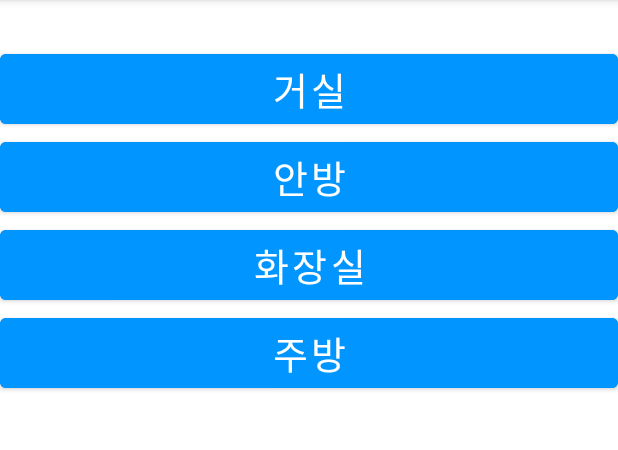
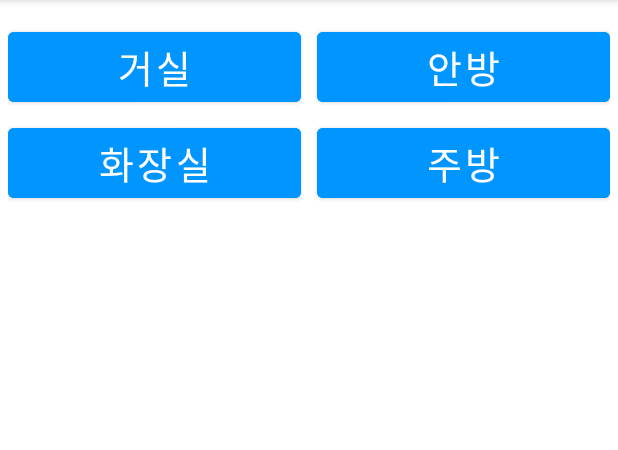
Before and after one commit to Sulfur-Parrot/senier_project, an Android app: the fragment MenuFragment shown on its own in the app's theme, on a phone screen of 412 x 824 dp, the part 84-534 px from its top. Run offline under Robolectric (Android 15) with nearby library versions, the phone set to English and light mode, and no system bars; 1 statement that could not run was skipped.

Commit message:
menufragment
메뉴프래그먼트 버튼 기능 넣기

```diff
--- a/app/src/main/java/com/example/smarthomeapp/MenuFragment.java
+++ b/app/src/main/java/com/example/smarthomeapp/MenuFragment.java
@@ -2,15 +2,79 @@ package com.example.smarthomeapp;
 
 import android.os.Bundle;
 
+import androidx.annotation.Nullable;
 import androidx.fragment.app.Fragment;
+import androidx.fragment.app.FragmentTransaction;
 
 import android.view.LayoutInflater;
 import android.view.View;
 import android.view.ViewGroup;
+import android.widget.Button;
 
 
 public class MenuFragment extends Fragment {
-    public View onCreateView(LayoutInflater inflater, ViewGroup container, Bundle savedInstanceState) {
-        return inflater.inflate(R.layout.fragment_menu, container, false);
+    private View view;
+
+    // /*
+    private Button Btn_livingroom;
+    private Button Btn_innerroom;
+    private Button Btn_lavatory;
+    private Button Btn_kitchen;
+    // */
+
+    @Nullable
+    @Override
+    public View onCreateView(@Nullable LayoutInflater inflater,
+                             @Nullable ViewGroup container,@Nullable Bundle savedInstanceState) {
+        view = inflater.inflate(R.layout.fragment_menu, container, false);
+
+        // /*
+        Btn_livingroom = view.findViewById(R.id.btn_livingroom);
+        Btn_livingroom.setOnClickListener(new View.OnClickListener() {
+            @Override
+            public void onClick(View v) {
+                FragmentTransaction transaction = getActivity().getSupportFragmentManager().beginTransaction();
+                LivingroomFragment livingroomFragment = new LivingroomFragment();
+                transaction.replace(R.id.framelayout, livingroomFragment);
+                transaction.commit();
+            }
+        });
+
+        Btn_innerroom = view.findViewById(R.id.btn_innerroom);
+        Btn_innerroom.setOnClickListener(new View.OnClickListener() {
+            @Override
+            public void onClick(View v) {
+                FragmentTransaction transaction = getActivity().getSupportFragmentManager().beginTransaction();
+                InnerroomFragment innerroomFragment = new InnerroomFragment();
+                transaction.replace(R.id.framelayout, innerroomFragment);
+                transaction.commit();
+            }
+        });
+
+        Btn_lavatory = view.findViewById(R.id.btn_lavatory);
+        Btn_lavatory.setOnClickListener(new View.OnClickListener() {
+            @Override
+            public void onClick(View v) {
+                FragmentTransaction transaction = getActivity().getSupportFragmentManager().beginTransaction();
+                LavatoryFragment lavatoryFragment = new LavatoryFragment();
+                transaction.replace(R.id.framelayout, lavatoryFragment);
+                transaction.commit();
+            }
+        });
+
+        Btn_kitchen = view.findViewById(R.id.btn_kitchen);
+        Btn_kitchen.setOnClickListener(new View.OnClickListener() {
+            @Override
+            public void onClick(View v) {
+                FragmentTransaction transaction = getActivity().getSupportFragmentManager().beginTransaction();
+                KitchenFragment kitchenFragment = new KitchenFragment();
+                transaction.replace(R.id.framelayout, kitchenFragment);
+                transaction.commit();
+            }
+        });
+        // */
+
+
+        return view;
     }
 }
--- a/app/src/main/res/layout/fragment_menu.xml
+++ b/app/src/main/res/layout/fragment_menu.xml
@@ -6,38 +6,68 @@
     tools:context=".MenuFragment"
     android:orientation="vertical">
 
-    <!-- TODO: Update blank fragment layout -->
+    <LinearLayout
+        android:layout_width="match_parent"
+        android:layout_height="wrap_content"
+        android:layout_marginStart="5dp"
+        android:layout_marginEnd="5dp"
+        android:orientation="horizontal">
 
         <Button
             android:id="@+id/btn_livingroom"
             android:layout_width="match_parent"
             android:layout_height="wrap_content"
-        android:layout_marginTop="30dp"
+            android:layout_marginTop="15dp"
+            android:layout_marginBottom="5dp"
+            android:layout_marginRight="5dp"
             android:backgroundTint="#0095FF"
-        android:textSize="25dp"
-        android:text="거실" />
+            android:layout_weight="1"
+            android:text="거실"
+            android:textSize="25dp" />
 
         <Button
             android:id="@+id/btn_innerroom"
             android:layout_width="match_parent"
             android:layout_height="wrap_content"
+            android:layout_marginTop="15dp"
+            android:layout_marginBottom="5dp"
+            android:layout_marginLeft="5dp"
             android:backgroundTint="#0095FF"
-        android:textSize="25dp"
-        android:text="안방" />
+            android:layout_weight="1"
+            android:text="안방"
+            android:textSize="25dp" />
+    </LinearLayout>
+
+    <LinearLayout
+        android:layout_width="match_parent"
+        android:layout_height="wrap_content"
+        android:layout_marginStart="5dp"
+        android:layout_marginEnd="5dp"
+        android:orientation="horizontal">
 
         <Button
             android:id="@+id/btn_lavatory"
             android:layout_width="match_parent"
             android:layout_height="wrap_content"
+            android:layout_marginRight="5dp"
             android:backgroundTint="#0095FF"
-        android:textSize="25dp"
-        android:text="화장실" />
+            android:layout_weight="1"
+            android:text="화장실"
+            android:textSize="25dp" />
 
         <Button
             android:id="@+id/btn_kitchen"
             android:layout_width="match_parent"
             android:layout_height="wrap_content"
+            android:layout_marginLeft="5dp"
             android:backgroundTint="#0095FF"
-        android:textSize="25dp"
-        android:text="주방" />
+            android:layout_weight="1"
+            android:text="주방"
+            android:textSize="25dp" />
     </LinearLayout>
+
+    <FrameLayout
+        android:id="@+id/framelayout"
+        android:layout_width="match_parent"
+        android:layout_height="match_parent"/>
+</LinearLayout>
```
Also changed, not shown: app/src/main/java/com/example/smarthomeapp/InnerroomFragment.java (added, +16 -0 lines), app/src/main/java/com/example/smarthomeapp/KitchenFragment.java (added, +16 -0 lines), app/src/main/java/com/example/smarthomeapp/LavatoryFragment.java (added, +16 -0 lines), app/src/main/java/com/example/smarthomeapp/LivingroomFragment.java (added, +16 -0 lines), app/src/main/res/layout/fragment_innerroom.xml (added, +15 -0 lines), app/src/main/res/layout/fragment_kitchen.xml (renamed from app/src/main/res/layout/fragment_setting.xml, +4 -5 lines), app/src/main/res/layout/fragment_lavatory.xml (added, +15 -0 lines), app/src/main/res/layout/fragment_livingroom.xml (added, +15 -0 lines), app/src/main/res/drawable/mockup_setting.png (deleted). Lines whose indentation alone changed are shown as unchanged.
